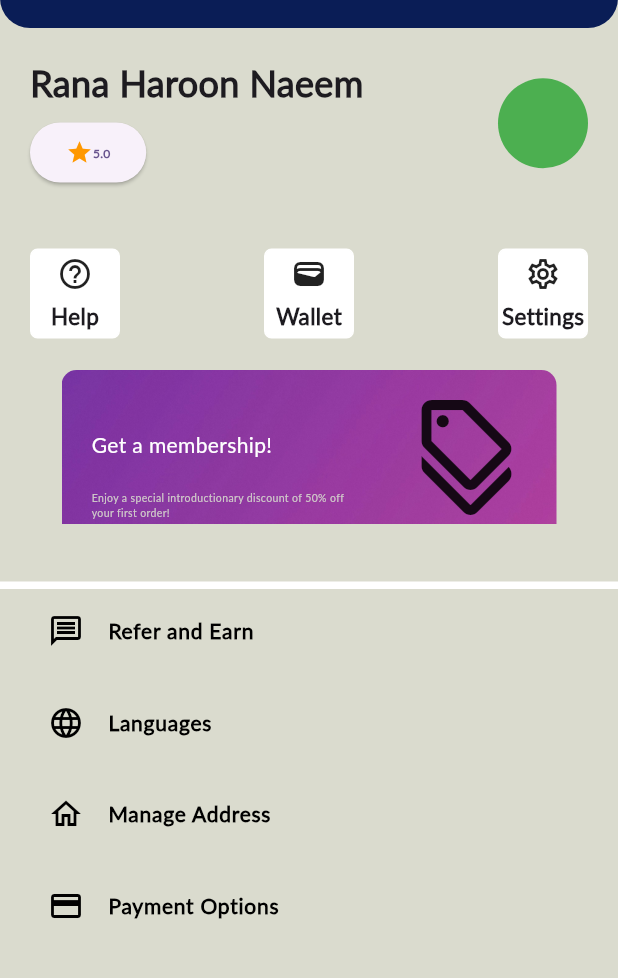
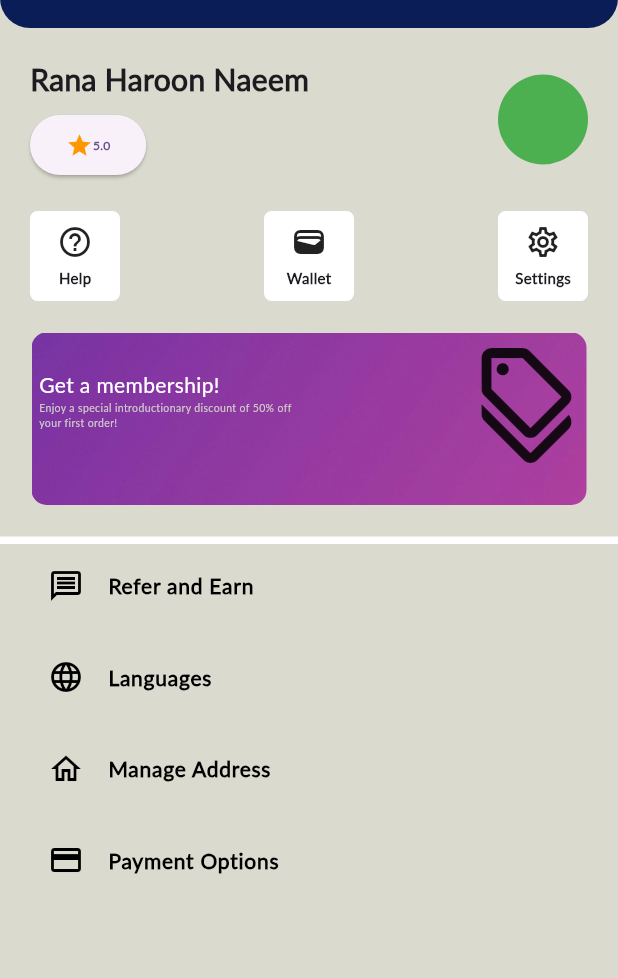
Before and after one commit to Huzaipha/vesselv3, a Flutter app: the WorkerProfile screen opened directly, on a phone screen of 412 x 824 dp, the part 56-1034 px from its top. Run offline on Flutter 3.47's test engine with Material 3 defaults, Android fonts, the phone set to English and light mode, and no system bars; our stand-ins replace animated_text_kit, flutter_svg, lottie; missing offline and left inert: flutter_animated_icons, open_street_map_search_and_pick; network calls fail.

```diff
--- a/lib/Screens/Worker/Job/PostJob.dart
+++ b/lib/Screens/Worker/Job/PostJob.dart
@@ -14,14 +14,15 @@ class WorkerJob extends StatefulWidget {
 class _WorkerJobState extends State<WorkerJob> {
 
   String? _offerDiscount;
-
+// -----------------------shortcuts---------------------------------------------
   final myTextStyles =
       TextStyle(fontFamily: "Lato", fontWeight: FontWeight.bold, fontSize: 14);
   final hintTextStyles =
-      TextStyle(color: Colors.grey, fontFamily: "Lato", fontSize: 14);
+      TextStyle(color: Colors.grey, fontFamily: "Lato", fontSize: 10);
 
   final myTextStyleslow =
       TextStyle(color: Colors.grey, fontFamily: "Lato", fontSize: 8);
+// -----------------------shortcuts---------------------------------------------
 
   Widget upperPart() {
     return Column(
--- a/lib/Screens/Worker/LocationAccess.dart
+++ b/lib/Screens/Worker/LocationAccess.dart
@@ -16,14 +16,14 @@ class _LocationAccessState extends State<LocationAccess> {
   final lowTextStyle = TextStyle(
     color: Colors.grey,
     fontFamily: "Lato",
-    fontSize: 12,
+    fontSize: 8,
     fontWeight: FontWeight.bold,
   );
   // -----------------------------------------------------------------------
   final highTextStyle = TextStyle(
     color: Colors.grey[900],
     fontFamily: "Lato",
-    fontSize: 22,
+    fontSize: 16,
     fontWeight: FontWeight.bold,
   );
   // -------------------------shortcuts---------------------------------------------
@@ -31,7 +31,7 @@ class _LocationAccessState extends State<LocationAccess> {
     return Column(
       children: [
         Container(
-          margin: EdgeInsets.only(top: 60),
+          margin: EdgeInsets.only(top: 60, left: 10, right: 10),
           child: Column(
             children: [
               Image.asset(
--- a/lib/Screens/Worker/ServiceRequest.dart
+++ b/lib/Screens/Worker/ServiceRequest.dart
@@ -200,10 +200,6 @@ class _ServiceRequestState extends State<ServiceRequest>
                             mainAxisAlignment: MainAxisAlignment.start,
                             children: [
                               Text(
-                                "_______",
-                                style: TextStyle(fontWeight: FontWeight.bold),
-                              ),
-                              Text(
                                 "Are You Sure",
                                 style: TextStyle(
                                     color: Colors.black,
--- a/lib/Screens/Worker/WorkerProfile.dart
+++ b/lib/Screens/Worker/WorkerProfile.dart
@@ -10,21 +10,25 @@ class WorkerProfile extends StatefulWidget {
 }
 
 class _WorkerProfileState extends State<WorkerProfile> {
+  // --------------------shortcut------------------------------
   final decorationBox = BoxDecoration(
       color: Colors.white,
       border: Border.all(color: Colors.white),
       borderRadius: BorderRadius.circular(5));
+  // -----------------------------------------------------------
   final decorationText = TextStyle(
     fontWeight: FontWeight.bold,
     fontFamily: "Lato",
-    fontSize: 15,
+    fontSize: 10,
   );
+  // ----------------------------------------------------
   final listTextStyle = TextStyle(
     color: Colors.black,
     fontFamily: "Lato",
     fontSize: 14,
     fontWeight: FontWeight.bold,
   );
+  // --------------------shortcut------------------------------
   Widget NameRating() {
     return Container(
       padding: EdgeInsets.all(20),
@@ -43,7 +47,7 @@ class _WorkerProfileState extends State<WorkerProfile> {
                       style: TextStyle(
                         fontFamily: "Lato",
                         fontWeight: FontWeight.bold,
-                        fontSize: 24,
+                        fontSize: 20,
                       ),
                     )
                   ],
@@ -91,7 +95,7 @@ class _WorkerProfileState extends State<WorkerProfile> {
 
   Widget HelpSetting() {
     return Container(
-      padding: EdgeInsets.all(20),
+      padding: EdgeInsets.only(left: 20, right: 20),
       child: Column(
         children: [
           Row(
@@ -153,7 +157,7 @@ class _WorkerProfileState extends State<WorkerProfile> {
           //Discount
 
           Container(
-            margin: EdgeInsets.only(left: 20, right: 20, top: 20),
+            margin: EdgeInsets.only(top: 20, bottom: 20),
             decoration: BoxDecoration(
               border: Border.all(color: Colors.transparent),
               borderRadius: BorderRadius.all(Radius.circular(10)),
@@ -173,7 +177,7 @@ class _WorkerProfileState extends State<WorkerProfile> {
                         crossAxisAlignment: CrossAxisAlignment.start,
                         children: [
                           Container(
-                            padding: EdgeInsets.all(20),
+                            padding: EdgeInsets.only(left: 5),
                             child: Text(
                               "Get a membership!",
                               style: TextStyle(
@@ -182,7 +186,7 @@ class _WorkerProfileState extends State<WorkerProfile> {
                           ),
                           Container(
                             padding: EdgeInsets.only(
-                              left: 20,
+                              left: 5,
                             ),
                             child: Text(
                               "Enjoy a special introductionary discount of 50% off \nyour first order!",
@@ -196,7 +200,7 @@ class _WorkerProfileState extends State<WorkerProfile> {
                         ],
                       ),
                       Container(
-                        padding: EdgeInsets.all(20),
+                        padding: EdgeInsets.only(top: 10),
                         child: Icon(
                           Icons.discount_outlined,
                           size: 80,
--- a/pubspec.yaml
+++ b/pubspec.yaml
@@ -40,7 +40,6 @@ dependencies:
   flutter_animated_icons: ^1.0.1
   lottie: any
   open_street_map_search_and_pick: any
-  kotlin_flavor: ^0.2.0
 
 dev_dependencies:
   flutter_test:
```
Also changed, not shown: lib/Screens/HomeOwner/JobRequest/bookWorker/bookWorker.dart (+48 -16 lines), lib/Screens/HomeOwner/OwnerProfile.dart (+5 -5 lines), lib/Screens/Worker/Job/JobDescription.dart (+15 -10 lines), pubspec.lock, 1 other file.
